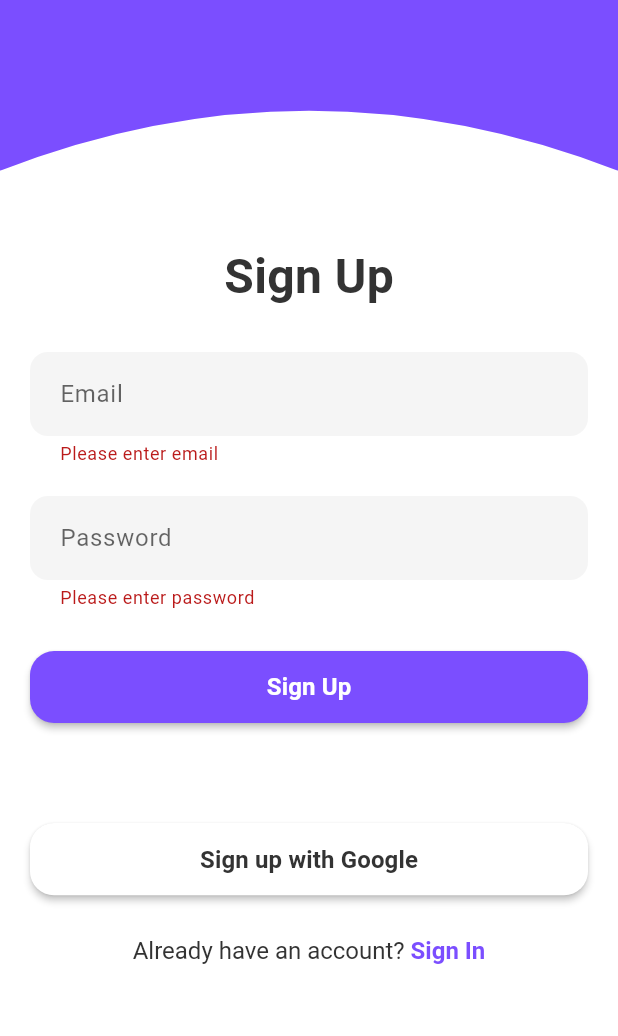
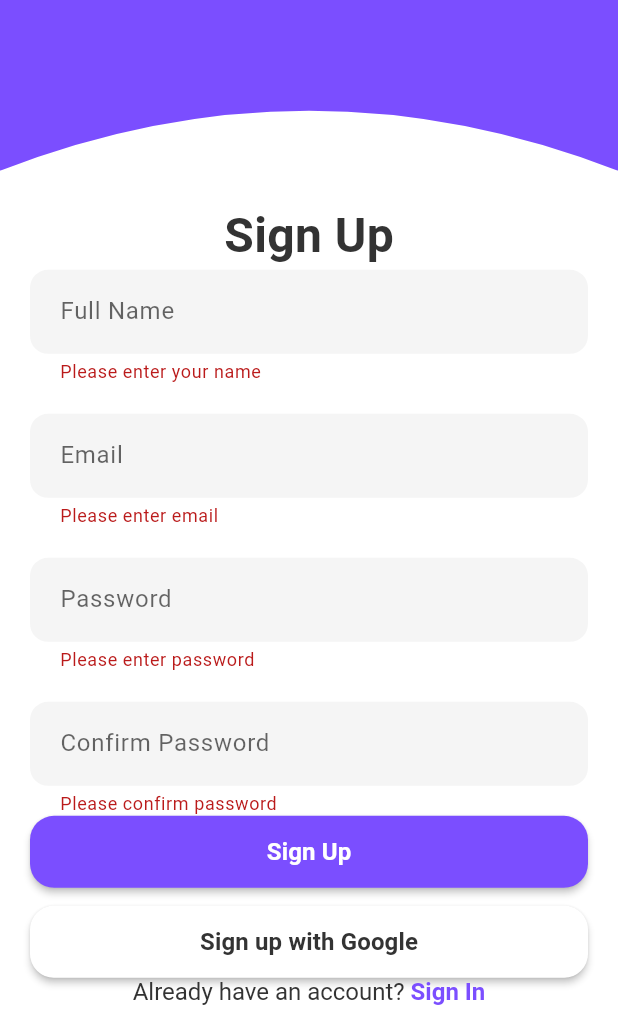
Before and after one commit to desparvis/tego, a Flutter app: the SignUpScreen screen opened directly, after a tap on "Sign Up", on a phone screen of 412 x 824 dp, the part 200-1236 px from its top. Run offline on Flutter 3.47's test engine with Material 3 defaults, Android fonts, the phone set to English and light mode, and no system bars; our stand-ins replace cloud_firestore, equatable, firebase_auth, firebase_core, flutter_bloc, google_sign_in and 1 more; accounts and stored records are empty; Roboto replaces fonts that are missing (Dancing Script, Poppins).

Commit message:
feat: add name field and password confirmation to sign up

```diff
--- a/tego/lib/presentation/pages/sign_up_screen.dart
+++ b/tego/lib/presentation/pages/sign_up_screen.dart
@@ -18,8 +18,10 @@ class SignUpScreen extends StatefulWidget {
 }
 
 class _SignUpScreenState extends State<SignUpScreen> {
+  final _nameController = TextEditingController();
   final _usernameController = TextEditingController();
   final _passwordController = TextEditingController();
+  final _confirmPasswordController = TextEditingController();
   final _formKey = GlobalKey<FormState>();
 
   void _signUp() {
@@ -50,7 +52,7 @@ class _SignUpScreenState extends State<SignUpScreen> {
       if (cred.user != null) {
         await FirestoreService.instance.createUserDoc(cred.user!.uid, {
           'email': cred.user!.email,
-          'displayName': cred.user!.displayName ?? '',
+          'displayName': _nameController.text.trim(),
           'createdAt': FieldValue.serverTimestamp(),
         });
       }
@@ -105,6 +107,15 @@ class _SignUpScreenState extends State<SignUpScreen> {
         const SnackBar(content: Text('Google sign up cancelled or failed')),
       );
     }
+  }
+
+  @override
+  void dispose() {
+    _nameController.dispose();
+    _usernameController.dispose();
+    _passwordController.dispose();
+    _confirmPasswordController.dispose();
+    super.dispose();
   }
 
   @override
@@ -171,6 +182,20 @@ class _SignUpScreenState extends State<SignUpScreen> {
                         // Form Fields
                         Column(
                           children: [
+                            // Name Field
+                            CustomTextField(
+                              placeholder: 'Full Name',
+                              controller: _nameController,
+                              validator: (value) {
+                                if (value == null || value.isEmpty) {
+                                  return 'Please enter your name';
+                                }
+                                return null;
+                              },
+                            ),
+
+                            const SizedBox(height: 20),
+
                             // Email Field
                             CustomTextField(
                               placeholder: 'Email',
@@ -196,6 +221,24 @@ class _SignUpScreenState extends State<SignUpScreen> {
                                 }
                                 if (value.length < 6) {
                                   return 'Password must be at least 6 characters';
+                                }
+                                return null;
+                              },
+                            ),
+
+                            const SizedBox(height: 20),
+
+                            // Confirm Password Field
+                            CustomTextField(
+                              placeholder: 'Confirm Password',
+                              isPassword: true,
+                              controller: _confirmPasswordController,
+                              validator: (value) {
+                                if (value == null || value.isEmpty) {
+                                  return 'Please confirm password';
+                                }
+                                if (value != _passwordController.text) {
+                                  return 'Passwords do not match';
                                 }
                                 return null;
                               },
```
